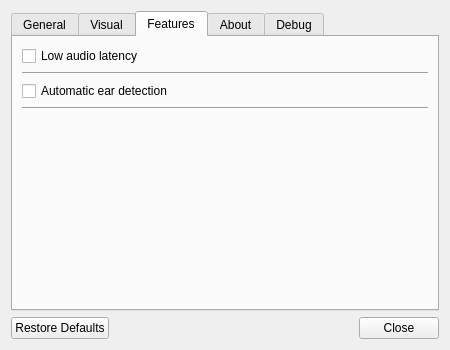
Old version of the form Source/Gui/SettingsWindow.ui in the repository YimingZhanshen/AirPodsWindows.
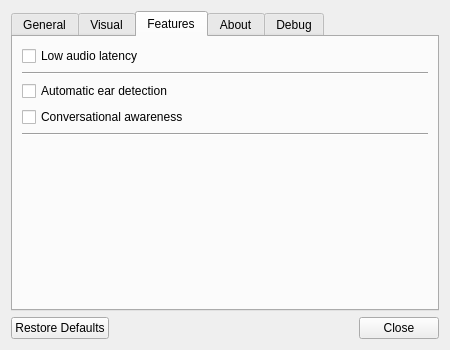
New version of the form. The open tabs and pages were chosen to show the change. Icons and pictures are not drawn.

```diff
--- a/Source/Gui/SettingsWindow.ui
+++ b/Source/Gui/SettingsWindow.ui
@@ -230,13 +230,40 @@
       </attribute>
       <layout class="QGridLayout" name="gridLayout_2">
        <item row="3" column="0">
+        <layout class="QHBoxLayout" name="horizontalLayout_6">
+         <item>
+          <widget class="QCheckBox" name="cbConversationalAwareness">
+           <property name="text">
+            <string>Conversational awareness</string>
+           </property>
+          </widget>
+         </item>
+         <item>
+          <layout class="QHBoxLayout" name="hlTipConversationalAwareness"/>
+         </item>
+         <item>
+          <spacer name="horizontalSpacer_6">
+           <property name="orientation">
+            <enum>Qt::Horizontal</enum>
+           </property>
+           <property name="sizeHint" stdset="0">
+            <size>
+             <width>40</width>
+             <height>20</height>
+            </size>
+           </property>
+          </spacer>
+         </item>
+        </layout>
+       </item>
+       <item row="4" column="0">
         <widget class="Line" name="line_2">
          <property name="orientation">
           <enum>Qt::Horizontal</enum>
          </property>
         </widget>
        </item>
-       <item row="4" column="0">
+       <item row="5" column="0">
         <spacer name="verticalSpacer_2">
          <property name="orientation">
           <enum>Qt::Vertical</enum>
```
